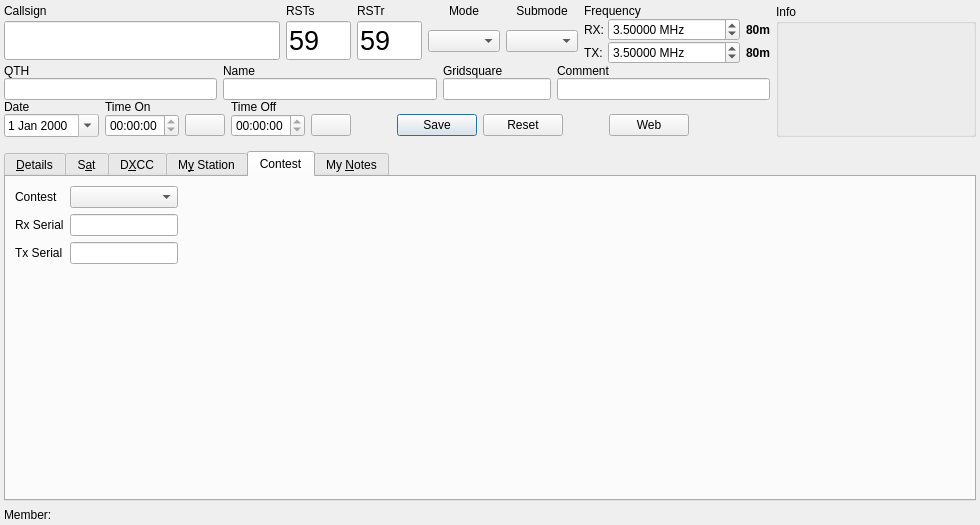
The window that ui/NewContactWidget.ui (k5mcd/QLog) describes before a commit, drawn with Qt 5.
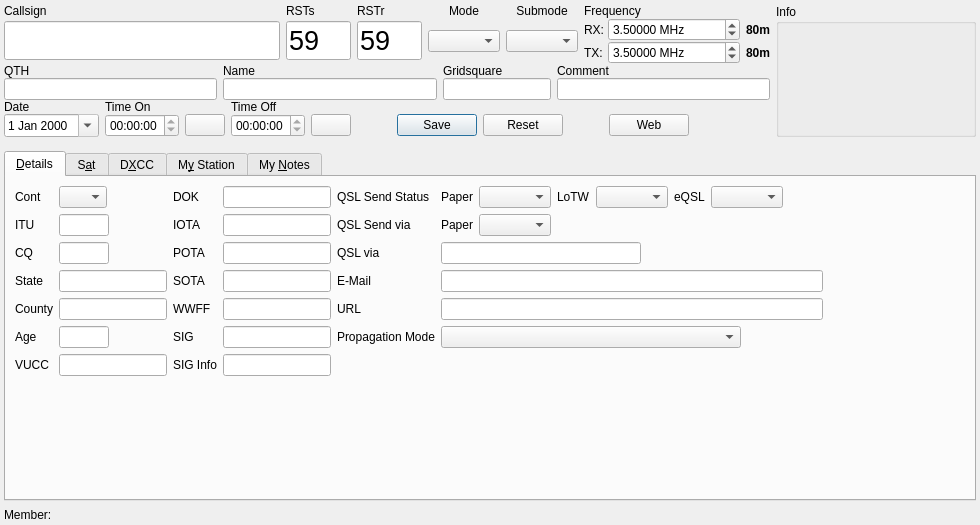
The same window after the commit. The open tabs and pages were chosen to show the change. Icons and pictures are not drawn. Custom widgets are drawn as their Qt base class.

Commit message: NewContact: Removed unused Contest Tab

```diff
--- a/ui/NewContactWidget.ui
+++ b/ui/NewContactWidget.ui
@@ -2419,106 +2419,6 @@
        </item>
       </layout>
      </widget>
-     <widget class="QWidget" name="tab_5">
-      <property name="enabled">
-       <bool>true</bool>
-      </property>
-      <attribute name="title">
-       <string>Contest</string>
-      </attribute>
-      <layout class="QGridLayout" name="gridLayout_15">
-       <item row="0" column="2">
-        <spacer name="horizontalSpacer_3">
-         <property name="orientation">
-          <enum>Qt::Horizontal</enum>
-         </property>
-         <property name="sizeHint" stdset="0">
-          <size>
-           <width>40</width>
-           <height>20</height>
-          </size>
-         </property>
-        </spacer>
-       </item>
-       <item row="2" column="1">
-        <widget class="QLineEdit" name="lineEdit_2">
-         <property name="sizePolicy">
-          <sizepolicy hsizetype="Minimum" vsizetype="Fixed">
-           <horstretch>0</horstretch>
-           <verstretch>0</verstretch>
-          </sizepolicy>
-         </property>
-         <property name="focusPolicy">
-          <enum>Qt::ClickFocus</enum>
-         </property>
-        </widget>
-       </item>
-       <item row="2" column="0">
-        <widget class="QLabel" name="label_2">
-         <property name="text">
-          <string>Tx Serial</string>
-         </property>
-        </widget>
-       </item>
-       <item row="1" column="0">
-        <widget class="QLabel" name="label_3">
-         <property name="text">
-          <string>Rx Serial</string>
-         </property>
-        </widget>
-       </item>
-       <item row="1" column="1">
-        <widget class="QLineEdit" name="lineEdit_3">
-         <property name="sizePolicy">
-          <sizepolicy hsizetype="Minimum" vsizetype="Fixed">
-           <horstretch>0</horstretch>
-           <verstretch>0</verstretch>
-          </sizepolicy>
-         </property>
-         <property name="focusPolicy">
-          <enum>Qt::ClickFocus</enum>
-         </property>
-        </widget>
-       </item>
-       <item row="0" column="0">
-        <widget class="QLabel" name="label_4">
-         <property name="text">
-          <string>Contest</string>
-         </property>
-        </widget>
-       </item>
-       <item row="0" column="1">
-        <widget class="QComboBox" name="contestEdit">
-         <property name="focusPolicy">
-          <enum>Qt::ClickFocus</enum>
-         </property>
-         <item>
-          <property name="text">
-           <string/>
-          </property>
-         </item>
-         <item>
-          <property name="text">
-           <string>LZ DX</string>
-          </property>
-         </item>
-        </widget>
-       </item>
-       <item row="3" column="1">
-        <spacer name="verticalSpacer_4">
-         <property name="orientation">
-          <enum>Qt::Vertical</enum>
-         </property>
-         <property name="sizeHint" stdset="0">
-          <size>
-           <width>20</width>
-           <height>40</height>
-          </size>
-         </property>
-        </spacer>
-       </item>
-      </layout>
-     </widget>
      <widget class="QWidget" name="tab_4">
       <attribute name="title">
        <string>My &amp;Notes</string>
```
The commit also changes 1 other file.
